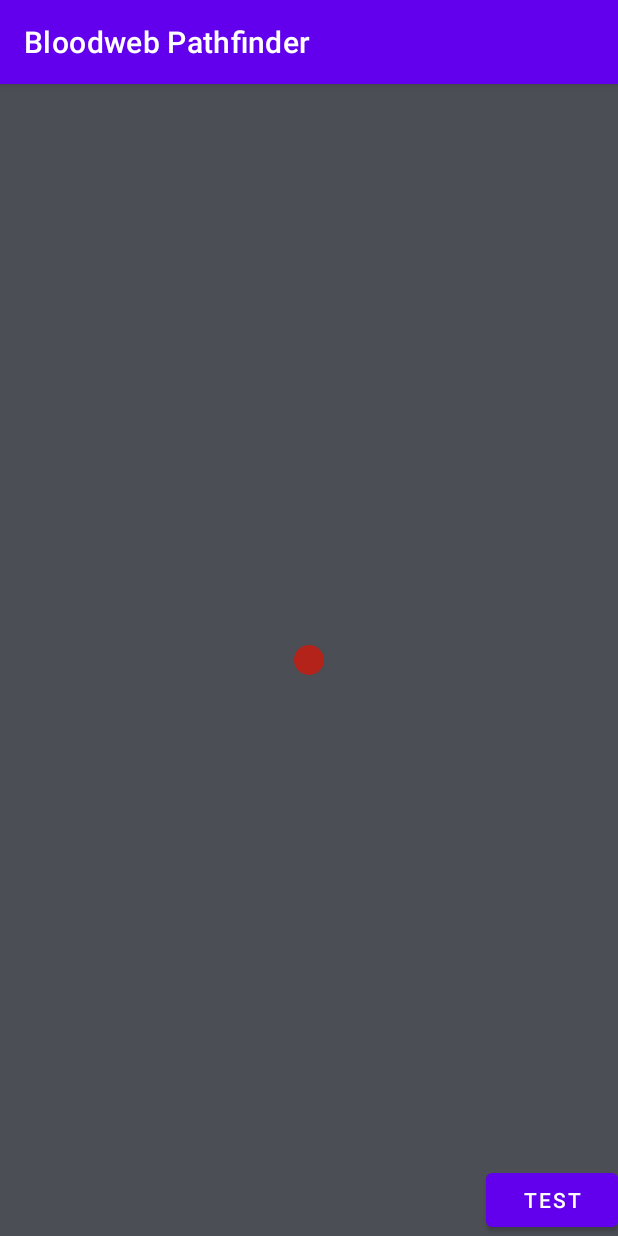
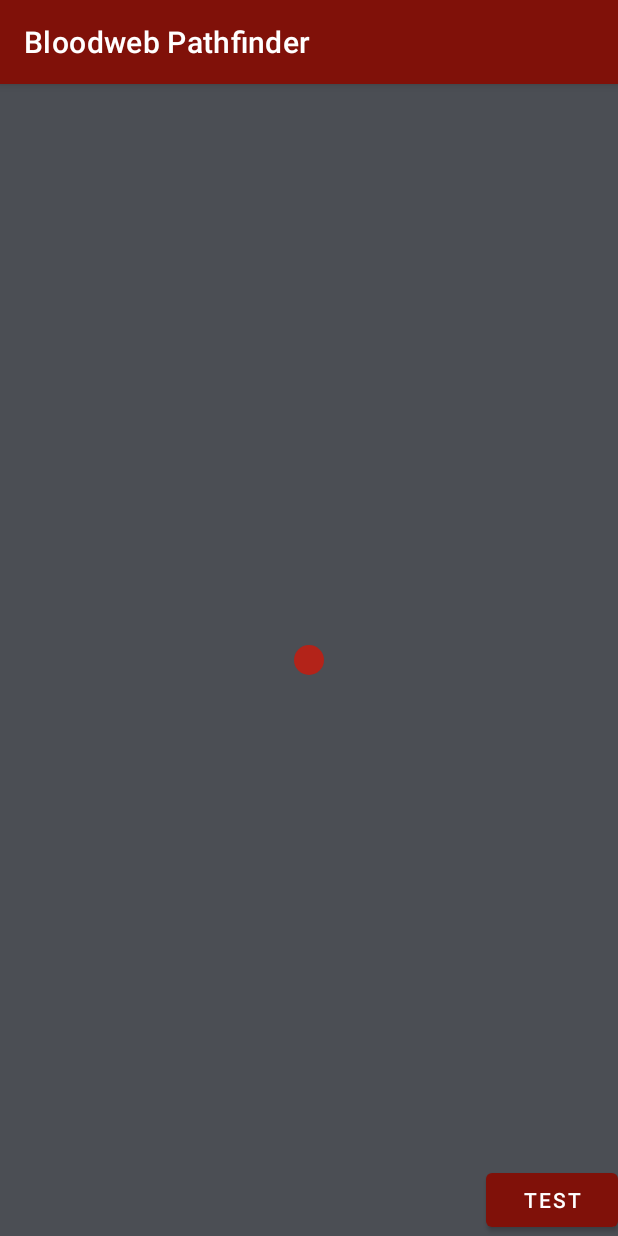
Before and after one commit to jacksonb-cs/Bloodweb-Pathfinder, an Android app: the screen it shows after launch (MainActivity), on a phone screen of 412 x 824 dp. Run offline under Robolectric (Android 15) with nearby library versions, the phone set to English and light mode, and no system bars; our stand-ins replace Firebase (no records; nobody signed in at launch, a user with empty details on screens opened directly), Room's generated code, data binding; 32 statements that could not run were skipped.

Commit message:
Small change to the theme

```diff
--- a/BloodwebPathfinder/app/src/main/res/values/colors.xml
+++ b/BloodwebPathfinder/app/src/main/res/values/colors.xml
@@ -9,5 +9,6 @@
     <color name="white">#FFFFFFFF</color>
 
     <color name="blood_red">#b32319</color>
+    <color name="dark_red">#801109</color>
     <color name="background">#4b4e54</color>
 </resources>
--- a/BloodwebPathfinder/app/src/main/res/values/themes.xml
+++ b/BloodwebPathfinder/app/src/main/res/values/themes.xml
@@ -2,7 +2,7 @@
     <!-- Base application theme. -->
     <style name="Theme.BloodwebPathfinder" parent="Theme.MaterialComponents.DayNight.DarkActionBar">
         <!-- Primary brand color. -->
-        <item name="colorPrimary">@color/purple_500</item>
+        <item name="colorPrimary">@color/dark_red</item>
         <item name="colorPrimaryVariant">@color/purple_700</item>
         <item name="colorOnPrimary">@color/white</item>
         <!-- Secondary brand color. -->
@@ -10,7 +10,7 @@
         <item name="colorSecondaryVariant">@color/teal_700</item>
         <item name="colorOnSecondary">@color/black</item>
         <!-- Status bar color. -->
-        <item name="android:statusBarColor" tools:targetApi="l">?attr/colorPrimaryVariant</item>
+        <item name="android:statusBarColor">@color/black</item>
         <!-- Customize your theme here. -->
     </style>
 </resources>
```
